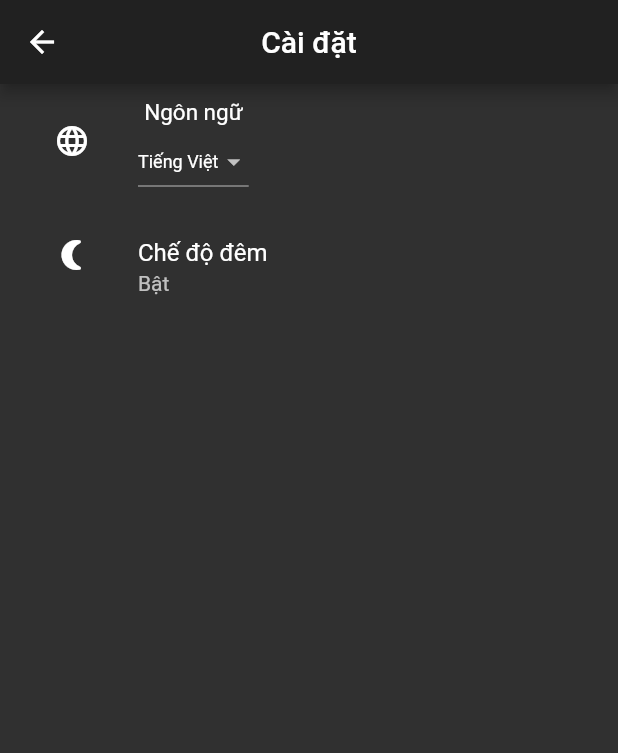
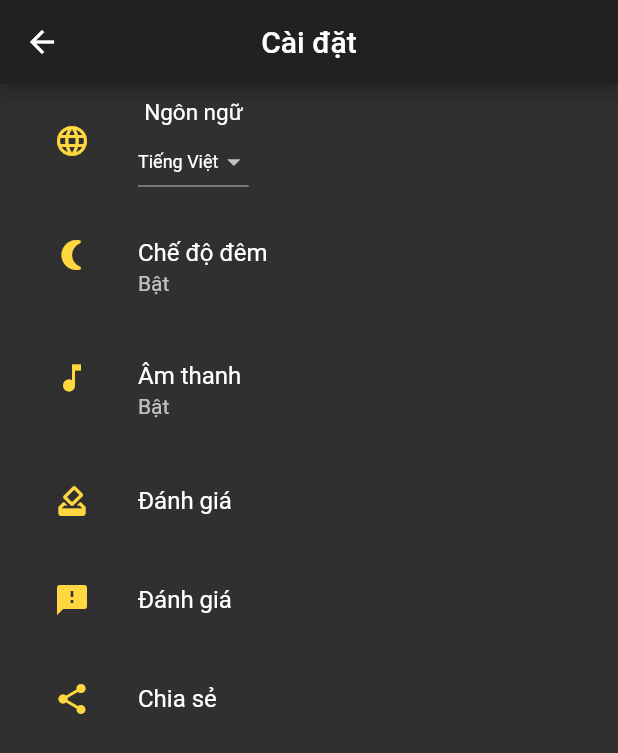
Before and after one commit to NoiVu/practise_english_app, a Flutter app: the SetUp screen opened directly, after a tap on "Chế độ đêm", on a phone screen of 412 x 824 dp. Shown: the top 753 px of the screen. Run offline on Flutter 3.47's test engine with Material 2 defaults, Android fonts, the phone set to English and light mode, and no system bars; our stand-ins replace percent_indicator; missing offline and left inert: day_night_switcher.

Commit message:
update version 2.1

```diff
--- a/lib/blocs/theme.dart
+++ b/lib/blocs/theme.dart
@@ -3,20 +3,16 @@ import 'package:flutter/material.dart';
 class ThemeChanger with ChangeNotifier {
   bool isDarkModeEnabled = false;
   ThemeData _themeData;
-
   ThemeChanger(this._themeData);
-
   getThemeData() => _themeData;
-
   setThemeData(ThemeData theme) {
     if (isDarkModeEnabled == false) {
       isDarkModeEnabled = true;
-      print('chay true');
     } else {
       isDarkModeEnabled = false;
-      print('chay false');
     }
     _themeData = theme;
     notifyListeners();
+    // theme.pr
   }
 }
--- a/lib/components/set_up.dart
+++ b/lib/components/set_up.dart
@@ -10,6 +10,7 @@ class SetUp extends StatelessWidget {
   @override
   Widget build(BuildContext context) {
     return Scaffold(
+
       appBar: AppBar(
         centerTitle: true,
         title: Text('Cài đặt'),
@@ -20,7 +21,7 @@ class SetUp extends StatelessWidget {
             children: [
               Padding(
                 padding: const EdgeInsets.only(left: 36),
-                child: Icon(Icons.language),
+                child: Icon(Icons.language,color: Colors.amberAccent,),
               ),
               Padding(
                 padding: const EdgeInsets.only(left: 32, top: 10),
@@ -40,12 +41,29 @@ class SetUp extends StatelessWidget {
             padding: const EdgeInsets.only(left: 20, top: 10),
             child: HomePage(),
           ),
+          Padding(
+            padding: const EdgeInsets.only(left: 20, top: 10),
+            child: Music(),
+          ),
+          Padding(
+            padding: const EdgeInsets.only(left: 20, top: 10),
+            child: Vote(),
+          ),
+          Padding(
+            padding: const EdgeInsets.only(left: 20, top: 10),
+            child: Feedbacks(),
+          ),
+          Padding(
+            padding: const EdgeInsets.only(left: 20, top: 10),
+            child: Share(),
+          ),
         ],
       ),
     );
   }
 }
 
+// change languge in systems
 class ChangLanguage extends StatefulWidget {
   @override
   _ChangLanguageState createState() => _ChangLanguageState();
@@ -80,6 +98,7 @@ class _ChangLanguageState extends State<ChangLanguage> {
   }
 }
 
+// handler dark mode
 class HomePage extends StatelessWidget {
   @override
   Widget build(BuildContext context) {
@@ -90,9 +109,56 @@ class HomePage extends StatelessWidget {
             ? _themeChanger.setThemeData(ThemeData.light())
             : _themeChanger.setThemeData(ThemeData.dark());
       },
-      leading: Icon(Icons.nightlight_round,),
+      leading: Icon(Icons.nightlight_round,color: Colors.amberAccent,),
       title: Text('Chế độ đêm'),
       subtitle: _themeChanger.isDarkModeEnabled ? Text('Bật') : Text('Tắt'),
     );
   }
 }
+// set up music in system
+class Music extends StatelessWidget{
+  @override
+  Widget build(BuildContext context) {
+    return ListTile(
+      onTap: (){},
+      leading: Icon(Icons.music_note,color: Colors.amberAccent,),
+      title: Text('Âm thanh'),
+      subtitle: Text('Bật'),
+    );
+  }
+}
+// handler vote app
+
+class Vote extends StatelessWidget{
+  @override
+  Widget build(BuildContext context) {
+    return ListTile(
+      onTap: (){},
+      leading: Icon(Icons.how_to_vote,color: Colors.amberAccent,),
+      title: Text('Đánh giá'),
+    );
+  }
+}
+// send feedback to author
+class Feedbacks extends StatelessWidget{
+  @override
+  Widget build(BuildContext context) {
+      return ListTile(
+        onTap: (){},
+        leading: Icon(Icons.feedback,color: Colors.amberAccent,),
+        title: Text('Đánh giá'),
+      );
+  }
+}
+
+class Share extends StatelessWidget{
+  @override
+  Widget build(BuildContext context) {
+   return ListTile(
+     onTap: (){},
+     leading: Icon(Icons.share,color: Colors.amberAccent,),
+     title: Text('Chia sẻ'),
+   );
+  }
+
+}
--- a/lib/main.dart
+++ b/lib/main.dart
@@ -24,12 +24,11 @@ class MaterialAppTheme extends StatelessWidget {
     final theme = Provider.of<ThemeChanger>(context);
     return MaterialApp(
       debugShowCheckedModeBanner: false,
+      theme: theme.getThemeData() ,
       home: Scaffold(
         extendBodyBehindAppBar: true,
         body: getBody(),
       ),
-      theme: theme.getThemeData(),
-
     );
   }
 }
--- a/pubspec.yaml
+++ b/pubspec.yaml
@@ -24,7 +24,6 @@ dependencies:
   flutter:
     sdk: flutter
   percent_indicator: "^2.1.7+2"
-  day_night_switcher: ^0.2.0+1
   shared_preferences: ^2.0.5
   provider: ^5.0.0
 
```
Also changed, not shown: pubspec.lock.
